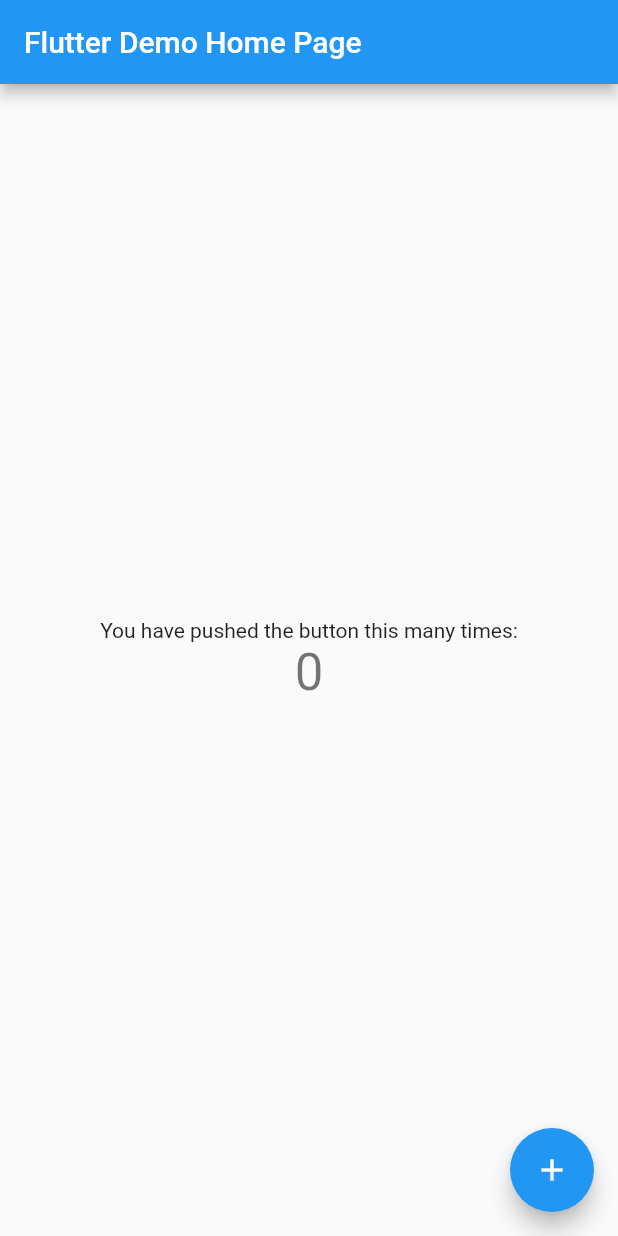
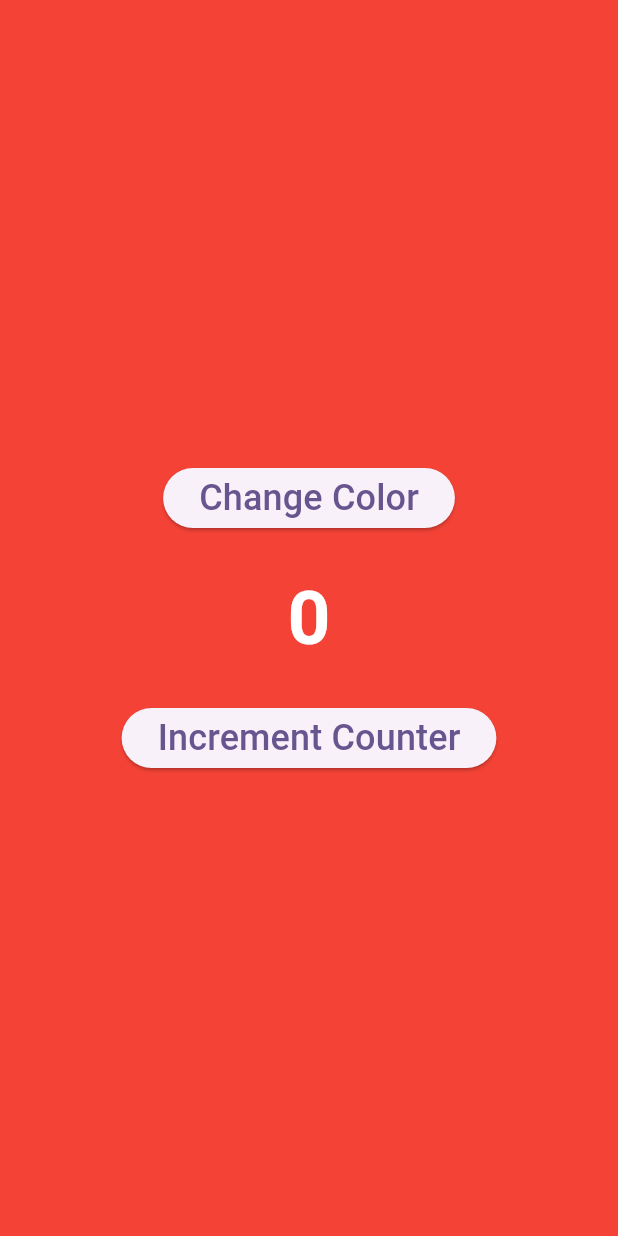
Before and after one commit to Zephyras/flutter_cubit2cubit, a Flutter app: the screen it shows after launch, on a phone screen of 412 x 824 dp. Run offline on Flutter 3.47's test engine with Material 2 defaults, Android fonts, the light colour scheme and no system bars; our stand-ins replace bloc, equatable, flutter_bloc.

Commit message:
Cubit2Cubit
Cubit2Cubit

```diff
--- a/analysis_options.yaml
+++ b/analysis_options.yaml
@@ -7,7 +7,7 @@
 
 # The following line activates a set of recommended lints for Flutter apps,
 # packages, and plugins designed to encourage good coding practices.
-include: package:flutter_lints/flutter.yaml
+#  include: package:flutter_lints/flutter.yaml
 
 linter:
   # The lint rules applied to this project can be customized in the
--- /dev/null
+++ b/lib/cubits/color/color_cubit.dart
@@ -0,0 +1,25 @@
+import 'dart:ui';
+
+import 'package:bloc/bloc.dart';
+import 'package:equatable/equatable.dart';
+import 'package:flutter/material.dart';
+
+part 'color_state.dart';
+
+class ColorCubit extends Cubit<ColorState> {
+  ColorCubit() : super(ColorState.inital());
+
+  // 칼라값을 바꾸는 함수
+  // 모든 큐빗에서는 새로운 state에서 내보내는 스트림에 보내는 init함수 가 있다는걸 꼮 기억하라.
+  void changeColor() {
+    if (state.color == Colors.red) {
+      emit(state.copyWith(color: Colors.green));
+    } else if (state.color == Colors.green) {
+      emit(state.copyWith(color: Colors.blue));
+    } else if (state.color == Colors.blue) {
+      emit(state.copyWith(color: Colors.black));
+    } else if (state.color == Colors.black) {
+      emit(state.copyWith(color: Colors.red));
+    }
+  }
+}
--- /dev/null
+++ b/lib/cubits/color/color_state.dart
@@ -0,0 +1,26 @@
+part of 'color_cubit.dart';
+
+class ColorState extends Equatable {
+  final Color color;
+  ColorState({
+    required this.color,
+  });
+
+  factory ColorState.inital() {
+    return ColorState(color: Colors.red);
+  }
+
+  @override
+  List<Object> get props => [color];
+
+  @override
+  String toString() => 'ColorState(color: $color)';
+
+  ColorState copyWith({
+    Color? color,
+  }) {
+    return ColorState(
+      color: color ?? this.color,
+    );
+  }
+}
--- /dev/null
+++ b/lib/cubits/counter/counter_cubit.dart
@@ -0,0 +1,43 @@
+import 'dart:async';
+
+import 'package:bloc/bloc.dart';
+import 'package:equatable/equatable.dart';
+import 'package:flutter/material.dart';
+import 'package:flutter_cubit2cubit/cubits/color/color_cubit.dart';
+
+part 'counter_state.dart';
+
+class CounterCubit extends Cubit<CounterState> {
+  int incrementSize = 1;
+  final ColorCubit colorCubit;
+  late final StreamSubscription colorSubscription;
+
+  CounterCubit({required this.colorCubit}) : super(CounterState.initial()) {
+    //ColorCubit 을 인스턴스하여 Stream을 리슨하여 Subscribe 해준다.
+    //listen은 void타입 콜백을 할수 리턴받아서 등록을 하는데 아큐먼트에 ColorState 를 넣어 상태가 변할때마다 실행 한다.
+    //stream 은 State를 통해 받아오면 Dispose를 자동으로 해주지 않기떄문에 메모리누수가 심하다. 그래서 캔슬을 해줘야한다.
+    colorSubscription = colorCubit.stream.listen((ColorState colorState) {
+      if (colorState.color == Colors.red) {
+        incrementSize = 1;
+      } else if (colorState.color == Colors.green) {
+        incrementSize = 10;
+      } else if (colorState.color == Colors.blue) {
+        incrementSize = 100;
+      } else if (colorState.color == Colors.black) {
+        //칼라가 100이 되는순간 기존값에서 -100을 해주고
+        //initial Color 값을 읽지 않기 떄문에 읽기를 원하면 생성자에서 전달 처리하거나 다른 방법을 사용해야한다.
+        emit(state.copyWith(counter: state.counter - 100));
+        incrementSize = -100;
+      }
+    });
+  }
+  void changeCounter() {
+    emit(state.copyWith(counter: state.counter + incrementSize));
+  }
+
+  @override
+  Future<void> close() {
+    colorSubscription.cancel();
+    return super.close();
+  }
+}
--- /dev/null
+++ b/lib/cubits/counter/counter_state.dart
@@ -0,0 +1,23 @@
+part of 'counter_cubit.dart';
+
+class CounterState extends Equatable {
+  final int counter;
+  const CounterState({required this.counter});
+
+  factory CounterState.initial() {
+    return CounterState(counter: 0);
+  }
+  @override
+  List<Object> get props => [counter];
+
+  @override
+  String toString() => 'ColorState(color: $counter)';
+
+  CounterState copyWith({
+    int? counter,
+  }) {
+    return CounterState(
+      counter: counter ?? this.counter,
+    );
+  }
+}
--- a/lib/main.dart
+++ b/lib/main.dart
@@ -1,4 +1,7 @@
 import 'package:flutter/material.dart';
+import 'package:flutter_bloc/flutter_bloc.dart';
+import 'package:flutter_cubit2cubit/cubits/color/color_cubit.dart';
+import 'package:flutter_cubit2cubit/cubits/counter/counter_cubit.dart';
 
 void main() {
   runApp(const MyApp());
@@ -7,109 +10,71 @@
 class MyApp extends StatelessWidget {
   const MyApp({super.key});
 
-  // This widget is the root of your application.
   @override
   Widget build(BuildContext context) {
-    return MaterialApp(
-      title: 'Flutter Demo',
-      theme: ThemeData(
-        // This is the theme of your application.
-        //
-        // Try running your application with "flutter run". You'll see the
-        // application has a blue toolbar. Then, without quitting the app, try
-        // changing the primarySwatch below to Colors.green and then invoke
-        // "hot reload" (press "r" in the console where you ran "flutter run",
-        // or simply save your changes to "hot reload" in a Flutter IDE).
-        // Notice that the counter didn't reset back to zero; the application
-        // is not restarted.
-        primarySwatch: Colors.blue,
+    return MultiBlocProvider(
+      providers: [
+        BlocProvider<ColorCubit>(
+          create: (context) => ColorCubit(),
+        ),
+        BlocProvider<CounterCubit>(
+            create: (context) =>
+                CounterCubit(colorCubit: context.read<ColorCubit>())),
+      ],
+      child: MaterialApp(
+        title: 'cubit2cubit',
+        debugShowCheckedModeBanner: false,
+        theme: ThemeData(
+          colorScheme: ColorScheme.fromSeed(seedColor: Colors.deepPurple),
+          useMaterial3: true,
+        ),
+        home: const MyHomePage(),
       ),
-      home: const MyHomePage(title: 'Flutter Demo Home Page'),
     );
   }
 }
 
-class MyHomePage extends StatefulWidget {
-  const MyHomePage({super.key, required this.title});
-
-  // This widget is the home page of your application. It is stateful, meaning
-  // that it has a State object (defined below) that contains fields that affect
-  // how it looks.
-
-  // This class is the configuration for the state. It holds the values (in this
-  // case the title) provided by the parent (in this case the App widget) and
-  // used by the build method of the State. Fields in a Widget subclass are
-  // always marked "final".
-
-  final String title;
-
-  @override
-  State<MyHomePage> createState() => _MyHomePageState();
-}
-
-class _MyHomePageState extends State<MyHomePage> {
-  int _counter = 0;
-
-  void _incrementCounter() {
-    setState(() {
-      // This call to setState tells the Flutter framework that something has
-      // changed in this State, which causes it to rerun the build method below
-      // so that the display can reflect the updated values. If we changed
-      // _counter without calling setState(), then the build method would not be
-      // called again, and so nothing would appear to happen.
-      _counter++;
-    });
-  }
+class MyHomePage extends StatelessWidget {
+  const MyHomePage({super.key});
 
   @override
   Widget build(BuildContext context) {
-    // This method is rerun every time setState is called, for instance as done
-    // by the _incrementCounter method above.
-    //
-    // The Flutter framework has been optimized to make rerunning build methods
-    // fast, so that you can just rebuild anything that needs updating rather
-    // than having to individually change instances of widgets.
     return Scaffold(
-      appBar: AppBar(
-        // Here we take the value from the MyHomePage object that was created by
-        // the App.build method, and use it to set our appbar title.
-        title: Text(widget.title),
-      ),
+      backgroundColor: context.watch<ColorCubit>().state.color,
       body: Center(
-        // Center is a layout widget. It takes a single child and positions it
-        // in the middle of the parent.
         child: Column(
-          // Column is also a layout widget. It takes a list of children and
-          // arranges them vertically. By default, it sizes itself to fit its
-          // children horizontally, and tries to be as tall as its parent.
-          //
-          // Invoke "debug painting" (press "p" in the console, choose the
-          // "Toggle Debug Paint" action from the Flutter Inspector in Android
-          // Studio, or the "Toggle Debug Paint" command in Visual Studio Code)
-          // to see the wireframe for each widget.
-          //
-          // Column has various properties to control how it sizes itself and
-          // how it positions its children. Here we use mainAxisAlignment to
-          // center the children vertically; the main axis here is the vertical
-          // axis because Columns are vertical (the cross axis would be
-          // horizontal).
           mainAxisAlignment: MainAxisAlignment.center,
-          children: <Widget>[
-            const Text(
-              'You have pushed the button this many times:',
+          children: [
+            ElevatedButton(
+              child: const Text(
+                'Change Color',
+                style: TextStyle(fontSize: 24.0),
+              ),
+              onPressed: () {
+                context.read<ColorCubit>().changeColor();
+              },
             ),
+            const SizedBox(height: 20.0),
             Text(
-              '$_counter',
-              style: Theme.of(context).textTheme.headlineMedium,
+              '${context.watch<CounterCubit>().state.counter}',
+              style: TextStyle(
+                  color: Colors.white,
+                  fontSize: 50,
+                  fontWeight: FontWeight.bold),
+            ),
+            const SizedBox(height: 20.0),
+            ElevatedButton(
+              child: const Text(
+                'Increment Counter',
+                style: TextStyle(fontSize: 24.0),
+              ),
+              onPressed: () {
+                context.read<CounterCubit>().changeCounter();
+              },
             ),
           ],
         ),
       ),
-      floatingActionButton: FloatingActionButton(
-        onPressed: _incrementCounter,
-        tooltip: 'Increment',
-        child: const Icon(Icons.add),
-      ), // This trailing comma makes auto-formatting nicer for build methods.
     );
   }
 }
--- a/pubspec.yaml
+++ b/pubspec.yaml
@@ -35,6 +35,8 @@
   # The following adds the Cupertino Icons font to your application.
   # Use with the CupertinoIcons class for iOS style icons.
   cupertino_icons: ^1.0.2
+  equatable: ^2.0.5
+  flutter_bloc: ^8.1.4
 
 dev_dependencies:
   flutter_test:
```
Also changed, not shown: pubspec.lock, 1 other file.
